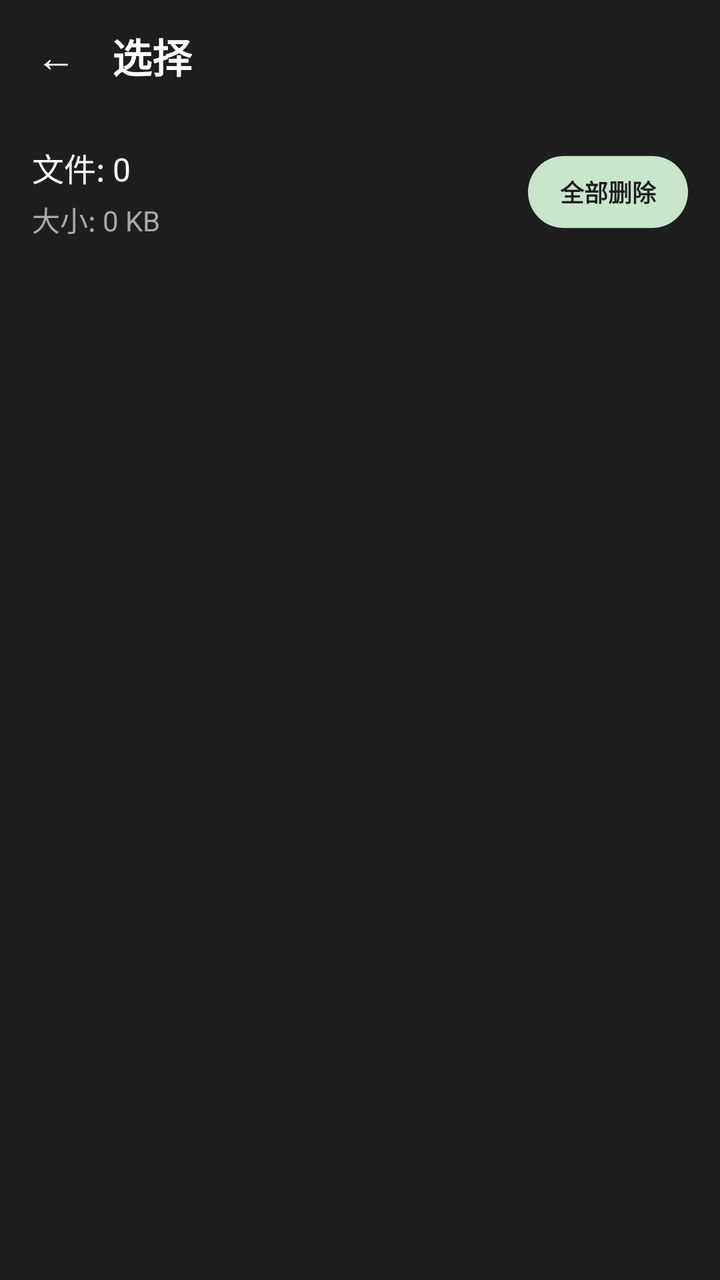
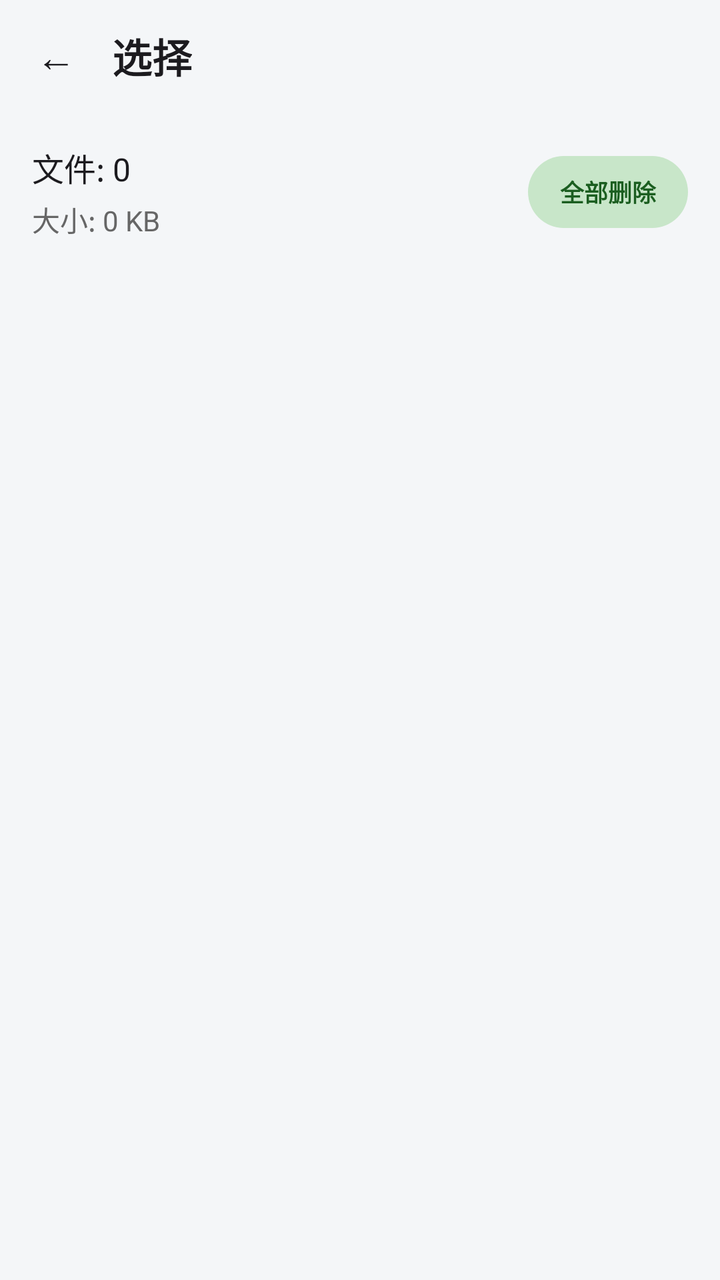

Screens rendered from an Android XML layout before and after an edit, with the pre-edit source and the edit as a unified diff.
<!-- AndroidManifest.xml: activity theme android:Theme.NoTitleBar -->
<!-- res/layout/activity_select_list.xml -->
<?xml version="1.0" encoding="utf-8"?>
<LinearLayout xmlns:android="http://schemas.android.com/apk/res/android"
    android:layout_width="match_parent"
    android:layout_height="match_parent"
    android:orientation="vertical"
    android:background="#1E1E1E">

    
    <LinearLayout
        android:layout_width="match_parent"
        android:layout_height="56dp"
        android:orientation="horizontal"
        android:gravity="center_vertical"
        android:padding="8dp">
        <Button
            android:id="@+id/btn_back"
            android:layout_width="40dp"
            android:layout_height="40dp"
            android:text="←"
            android:textSize="20sp"
            android:textColor="#FFFFFF"
            android:background="@android:color/transparent" />
        <TextView
            android:layout_width="wrap_content"
            android:layout_height="wrap_content"
            android:text="选择"
            android:textSize="20sp"
            android:textColor="#FFFFFF"
            android:textStyle="bold"
            android:layout_marginLeft="8dp"/>
    </LinearLayout>

    
    <LinearLayout
        android:layout_width="match_parent"
        android:layout_height="wrap_content"
        android:orientation="horizontal"
        android:padding="16dp"
        android:gravity="center_vertical">
        <LinearLayout
            android:layout_width="0dp"
            android:layout_weight="1"
            android:layout_height="wrap_content"
            android:orientation="vertical">
            <TextView
                android:id="@+id/tv_file_count"
                android:layout_width="wrap_content"
                android:layout_height="wrap_content"
                android:text="文件: 0"
                android:textColor="#FFFFFF"
                android:textSize="16sp"/>
            <TextView
                android:id="@+id/tv_total_size"
                android:layout_width="wrap_content"
                android:layout_height="wrap_content"
                android:text="大小: 0 KB"
                android:textColor="#AAAAAA"
                android:textSize="14sp"
                android:layout_marginTop="4dp"/>
        </LinearLayout>
        <Button
            android:id="@+id/btn_delete_all"
            android:layout_width="wrap_content"
            android:layout_height="36dp"
            android:text="全部删除"
            android:textColor="#1E1E1E"
            android:textSize="12sp"
            android:textStyle="bold"
            android:background="@drawable/btn_md3_secondary"
            android:minHeight="0dp"
            android:minWidth="80dp"/>
    </LinearLayout>

    
    <ScrollView
        android:layout_width="match_parent"
        android:layout_height="match_parent">
        <LinearLayout
            android:id="@+id/list_container"
            android:layout_width="match_parent"
            android:layout_height="wrap_content"
            android:orientation="vertical"
            android:padding="16dp"/>
    </ScrollView>
</LinearLayout>
<!-- resources referenced by this layout -->
<resources>
  <!-- drawable btn_md3_secondary (drawable) -->
  <?xml version="1.0" encoding="utf-8"?>
  <selector xmlns:android="http://schemas.android.com/apk/res/android">
      <item android:state_pressed="true">
          <shape><solid android:color="#A5D6A7"/><corners android:radius="20dp"/></shape>
      </item>
      <item>
          <shape><solid android:color="#C8E6C9"/><corners android:radius="20dp"/></shape>
      </item>
  </selector>
</resources>

<!-- the commit's change to res/layout/activity_select_list.xml (unified diff, before → after) -->
@@ -1,9 +1,10 @@
 <?xml version="1.0" encoding="utf-8"?>
 <LinearLayout xmlns:android="http://schemas.android.com/apk/res/android"
+    android:id="@+id/root_layout"
     android:layout_width="match_parent"
     android:layout_height="match_parent"
     android:orientation="vertical"
-    android:background="#1E1E1E">
+    android:background="#F4F6F8">
 
     
     <LinearLayout
@@ -18,14 +19,14 @@
             android:layout_height="40dp"
             android:text="←"
             android:textSize="20sp"
-            android:textColor="#FFFFFF"
+            android:textColor="#1C1B1F"
             android:background="@android:color/transparent" />
         <TextView
             android:layout_width="wrap_content"
             android:layout_height="wrap_content"
             android:text="选择"
             android:textSize="20sp"
-            android:textColor="#FFFFFF"
+            android:textColor="#1C1B1F"
             android:textStyle="bold"
             android:layout_marginLeft="8dp"/>
     </LinearLayout>
@@ -47,14 +48,14 @@
                 android:layout_width="wrap_content"
                 android:layout_height="wrap_content"
                 android:text="文件: 0"
-                android:textColor="#FFFFFF"
+                android:textColor="#1C1B1F"
                 android:textSize="16sp"/>
             <TextView
                 android:id="@+id/tv_total_size"
                 android:layout_width="wrap_content"
                 android:layout_height="wrap_content"
                 android:text="大小: 0 KB"
-                android:textColor="#AAAAAA"
+                android:textColor="#666666"
                 android:textSize="14sp"
                 android:layout_marginTop="4dp"/>
         </LinearLayout>
@@ -63,7 +64,7 @@
             android:layout_width="wrap_content"
             android:layout_height="36dp"
             android:text="全部删除"
-            android:textColor="#1E1E1E"
+            android:textColor="#1B5E20"
             android:textSize="12sp"
             android:textStyle="bold"
             android:background="@drawable/btn_md3_secondary"
